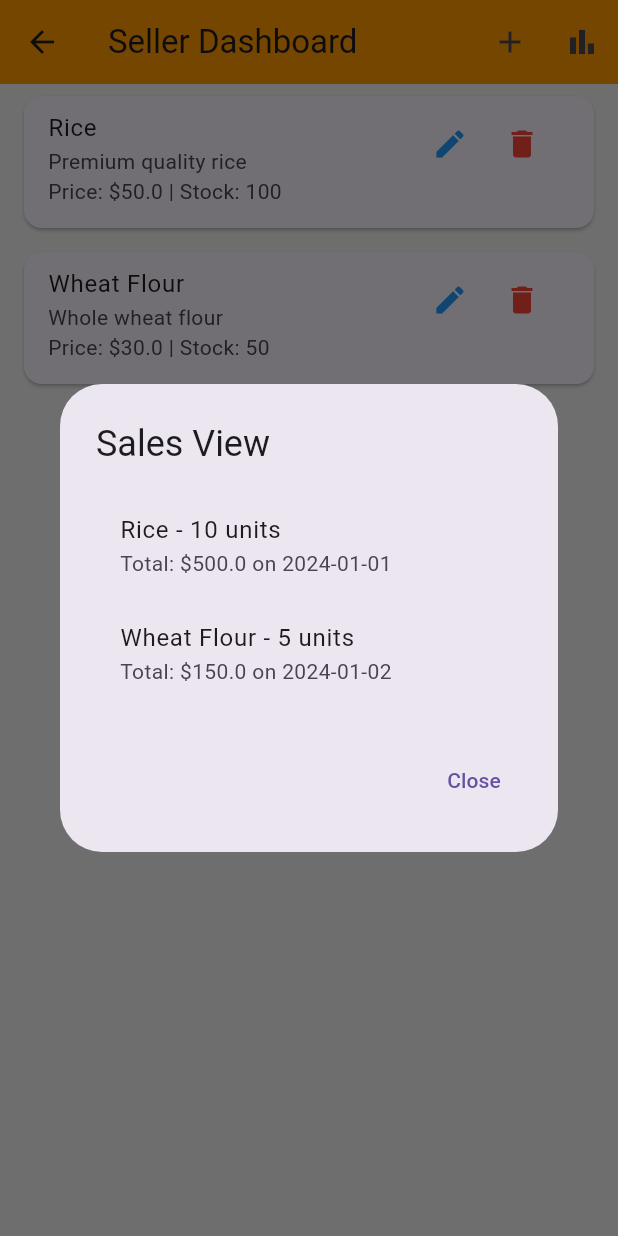
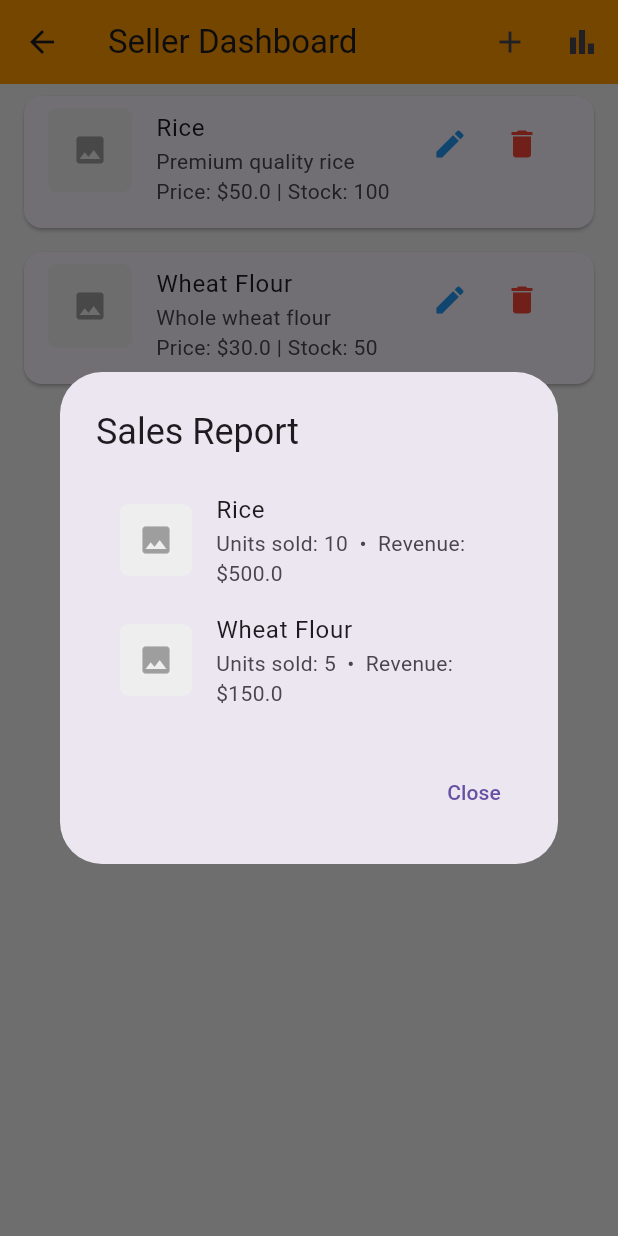
Before and after one commit to shakilAhamed001/PlateShare_App, a Flutter app: the SellerPage screen opened directly, after a tap on the "bar chart" icon, on a phone screen of 412 x 824 dp. Run offline on Flutter 3.47's test engine with Material 3 defaults, Android fonts, the phone set to English and light mode, and no system bars; our stand-ins replace image_picker, shared_preferences, supabase_flutter; accounts and stored records are empty.

Commit message:
add feature(seller can upload product image)

```diff
--- a/lib/account/create_account.dart
+++ b/lib/account/create_account.dart
@@ -243,7 +243,7 @@ class _CreateAccountScreenState extends State<CreateAccountScreen>
               ),
             ),
           ),
-          //sssddd
+
           SafeArea(
             child: SingleChildScrollView(
               padding: const EdgeInsets.symmetric(horizontal: 20, vertical: 24),
--- a/lib/pages/seller.dart
+++ b/lib/pages/seller.dart
@@ -1,4 +1,48 @@
+import 'dart:io';
+import 'package:flutter/foundation.dart';
 import 'package:flutter/material.dart';
+import 'package:image_picker/image_picker.dart';
+
+// Helper widget for cross-platform image display
+Widget buildProductImage(String? imagePath, {double width = 56, double height = 56}) {
+  if (imagePath == null || imagePath.isEmpty) {
+    return Container(
+      width: width,
+      height: height,
+      decoration: BoxDecoration(
+        color: Colors.grey[200],
+        borderRadius: BorderRadius.circular(6),
+      ),
+      child: const Icon(Icons.photo, color: Colors.grey),
+    );
+  }
+
+  if (kIsWeb) {
+    // On web, show placeholder since web can't use Image.file()
+    return Container(
+      width: width,
+      height: height,
+      decoration: BoxDecoration(
+        color: Colors.blue[100],
+        borderRadius: BorderRadius.circular(6),
+      ),
+      child: const Center(
+        child: Icon(Icons.cloud_upload, color: Colors.blue),
+      ),
+    );
+  }
+
+  // On native platforms, show the actual image
+  return ClipRRect(
+    borderRadius: BorderRadius.circular(6),
+    child: Image.file(
+      File(imagePath),
+      width: width,
+      height: height,
+      fit: BoxFit.cover,
+    ),
+  );
+}
 
 // Simple Product Model
 class Product {
@@ -7,6 +51,7 @@ class Product {
   String description;
   double price;
   int stock;
+  String? imagePath; // optional local path or URL
 
   Product({
     required this.id,
@@ -14,6 +59,7 @@ class Product {
     required this.description,
     required this.price,
     required this.stock,
+    this.imagePath,
   });
 }
 
@@ -65,6 +111,7 @@ class _SellerPageState extends State<SellerPage> {
                 description: product['description'],
                 price: product['price'],
                 stock: product['stock'],
+                imagePath: product['imagePath'],
               ),
             );
           });
@@ -84,6 +131,7 @@ class _SellerPageState extends State<SellerPage> {
             product.description = updatedProduct['description'];
             product.price = updatedProduct['price'];
             product.stock = updatedProduct['stock'];
+            product.imagePath = updatedProduct['imagePath'];
           });
         },
       ),
@@ -116,20 +164,52 @@ class _SellerPageState extends State<SellerPage> {
   }
 
   void _viewSales() {
+    // Aggregate sales by product
+    final Map<String, Map<String, dynamic>> agg = {};
+    for (final sale in sales) {
+      final name = sale['product'] as String;
+      final qty = sale['quantity'] as int;
+      final total = (sale['total'] as num).toDouble();
+      if (!agg.containsKey(name)) {
+        agg[name] = {
+          'quantity': qty,
+          'total': total,
+        };
+      } else {
+        agg[name]!['quantity'] += qty;
+        agg[name]!['total'] += total;
+      }
+    }
+
+    final entries = agg.entries.toList();
+    entries.sort((a, b) => (b.value['total'] as double).compareTo(a.value['total'] as double));
+
     showDialog(
       context: context,
       builder: (context) => AlertDialog(
-        title: const Text('Sales View'),
+        title: const Text('Sales Report'),
         content: SizedBox(
           width: double.maxFinite,
-          child: ListView.builder(
+          child: entries.isEmpty
+              ? const Text('No sales yet')
+              : ListView.builder(
                   shrinkWrap: true,
-            itemCount: sales.length,
+                  itemCount: entries.length,
                   itemBuilder: (context, index) {
-              final sale = sales[index];
+                    final entry = entries[index];
+                    final pname = entry.key;
+                    final qty = entry.value['quantity'];
+                    final total = entry.value['total'];
+                    // find product image if available
+                    final prod = products.firstWhere(
+                      (p) => p.name == pname,
+                      orElse: () => Product(id: '', name: pname, description: '', price: 0, stock: 0),
+                    );
+
                     return ListTile(
-                title: Text('${sale['product']} - ${sale['quantity']} units'),
-                subtitle: Text('Total: \$${sale['total']} on ${sale['date']}'),
+                      leading: buildProductImage(prod.imagePath, width: 48, height: 48),
+                      title: Text(pname),
+                      subtitle: Text('Units sold: $qty  •  Revenue: \$$total'),
                     );
                   },
                 ),
@@ -180,6 +260,7 @@ class _SellerPageState extends State<SellerPage> {
                     vertical: 8,
                   ),
                   child: ListTile(
+                    leading: buildProductImage(product.imagePath),
                     title: Text(product.name),
                     subtitle: Text(
                       '${product.description}\nPrice: \$${product.price} | Stock: ${product.stock}',
@@ -222,6 +303,8 @@ class _AddEditProductDialogState extends State<AddEditProductDialog> {
   late TextEditingController _descriptionController;
   late TextEditingController _priceController;
   late TextEditingController _stockController;
+  final ImagePicker _picker = ImagePicker();
+  XFile? _pickedImage;
 
   @override
   void initState() {
@@ -236,6 +319,9 @@ class _AddEditProductDialogState extends State<AddEditProductDialog> {
     _stockController = TextEditingController(
       text: widget.product?.stock.toString() ?? '',
     );
+    if (widget.product?.imagePath != null) {
+      _pickedImage = XFile(widget.product!.imagePath!);
+    }
   }
 
   @override
@@ -247,6 +333,15 @@ class _AddEditProductDialogState extends State<AddEditProductDialog> {
     super.dispose();
   }
 
+  Future<void> _pickImage() async {
+    final XFile? image = await _picker.pickImage(source: ImageSource.gallery, imageQuality: 80);
+    if (image != null) {
+      setState(() {
+        _pickedImage = image;
+      });
+    }
+  }
+
   void _save() {
     if (_formKey.currentState!.validate()) {
       widget.onSave({
@@ -254,6 +349,7 @@ class _AddEditProductDialogState extends State<AddEditProductDialog> {
         'description': _descriptionController.text,
         'price': double.parse(_priceController.text),
         'stock': int.parse(_stockController.text),
+        'imagePath': _pickedImage?.path ?? widget.product?.imagePath,
       });
       Navigator.pop(context);
     }
@@ -278,6 +374,21 @@ class _AddEditProductDialogState extends State<AddEditProductDialog> {
                 controller: _descriptionController,
                 decoration: const InputDecoration(labelText: 'Description'),
                 validator: (value) => value!.isEmpty ? 'Required' : null,
+              ),
+              const SizedBox(height: 12),
+              // Image picker
+              Row(
+                children: [
+                  buildProductImage(_pickedImage?.path, width: 72, height: 72),
+                  const SizedBox(width: 12),
+                  Expanded(
+                    child: ElevatedButton.icon(
+                      onPressed: _pickImage,
+                      icon: const Icon(Icons.upload_file),
+                      label: const Text('Choose Image'),
+                    ),
+                  ),
+                ],
               ),
               TextFormField(
                 controller: _priceController,
```
Lines whose indentation alone changed are shown as unchanged.
